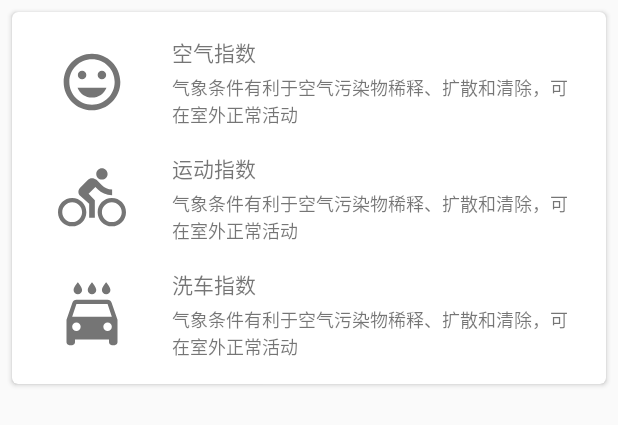
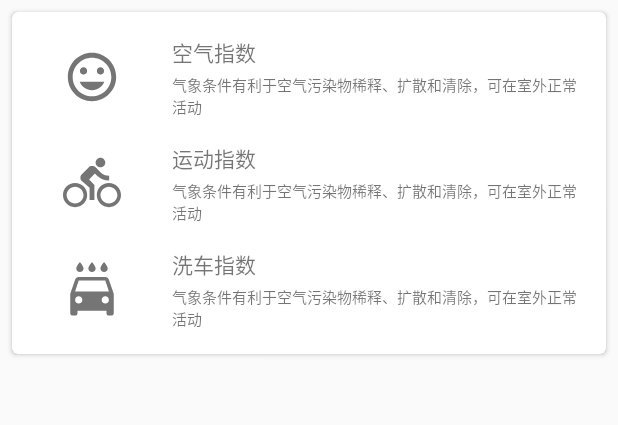
Before and after one commit to li-yu/FakeWeather, an Android app: the layout item_suggestion_weather.xml on its own in the app's theme, with its tools: preview values and no code run, on a phone screen of 412 x 824 dp. Shown: the top 425 px of the screen. Run offline under Robolectric (Android 15) with nearby library versions, the phone set to English and light mode, and no system bars.

Commit message:
small fix

```diff
--- a/app/src/main/java/com/liyu/suzhoubus/ui/weather/adapter/WeatherAdapter.java
+++ b/app/src/main/java/com/liyu/suzhoubus/ui/weather/adapter/WeatherAdapter.java
@@ -56,7 +56,7 @@ public class WeatherAdapter extends BaseMultiItemQuickAdapter<MultiItemEntity, B
                     tvTime.setText(TimeUtils.date2String(TimeUtils.string2Date(now.getHourly_forecast().get(i).getDate(), sdf1), sdf2));
                     tvTemp.setText(now.getHourly_forecast().get(i).getTmp() + "℃");
                     tvPop.setText(now.getHourly_forecast().get(i).getPop() + "%");
-                    tvWind.setText(String.format("%s", now.getHourly_forecast().get(i).getWind().getSc()));
+                    tvWind.setText(String.format("%s级", now.getHourly_forecast().get(i).getWind().getSc()));
                     nowContainer.addView(view);
                 }
                 break;
--- a/app/src/main/res/layout/activity_line_detail.xml
+++ b/app/src/main/res/layout/activity_line_detail.xml
@@ -101,6 +101,7 @@
         app:fabSize="mini"
         app:layout_anchor="@id/app_bar"
         app:layout_anchorGravity="bottom|right|end"
+        app:elevation="6dp"
         app:rippleColor="@color/black"/>
 
     <android.support.design.widget.FloatingActionButton
--- a/app/src/main/res/layout/item_suggestion_weather.xml
+++ b/app/src/main/res/layout/item_suggestion_weather.xml
@@ -51,7 +51,7 @@
                     android:layout_marginTop="4dp"
                     android:maxLines="2"
                     android:text="气象条件有利于空气污染物稀释、扩散和清除，可在室外正常活动"
-                    android:textSize="12sp"/>
+                    android:textSize="10sp"/>
 
             </LinearLayout>
         </LinearLayout>
@@ -91,7 +91,7 @@
                     android:layout_marginTop="4dp"
                     android:maxLines="2"
                     android:text="气象条件有利于空气污染物稀释、扩散和清除，可在室外正常活动"
-                    android:textSize="12sp"/>
+                    android:textSize="10sp"/>
 
             </LinearLayout>
         </LinearLayout>
@@ -131,7 +131,7 @@
                     android:layout_marginTop="4dp"
                     android:maxLines="2"
                     android:text="气象条件有利于空气污染物稀释、扩散和清除，可在室外正常活动"
-                    android:textSize="12sp"/>
+                    android:textSize="10sp"/>
 
             </LinearLayout>
         </LinearLayout>
```
